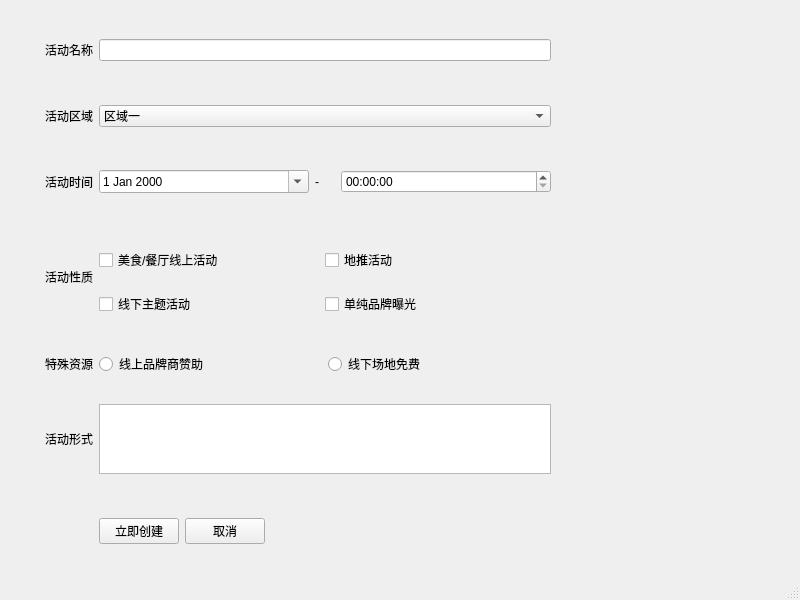
Qt form pressstd.ui (aiyongye/-) before a commit.
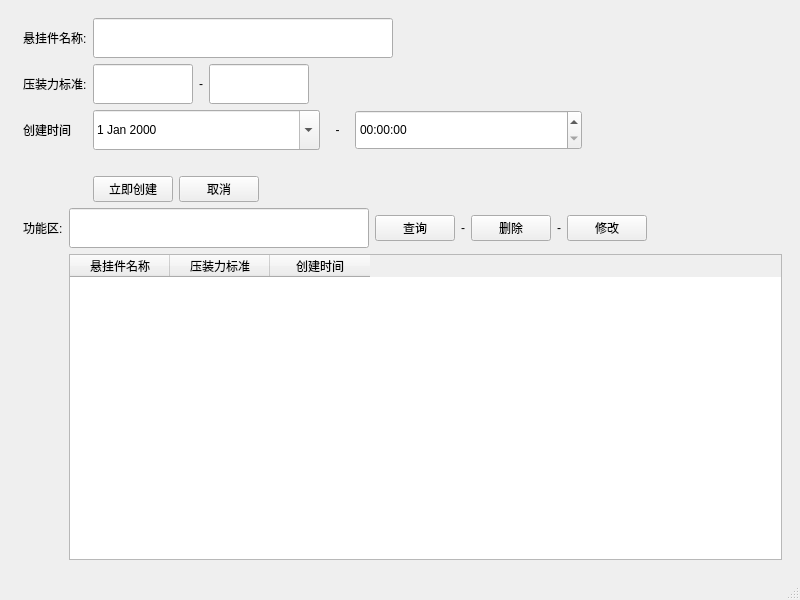
The same form after that commit.

Commit message: 设置界面中的悬挂名称标准新建查询删除功能

What changed in the file:
```diff
--- a/pressstd.ui
+++ b/pressstd.ui
@@ -14,108 +14,50 @@
    <string>MainWindow</string>
   </property>
   <widget class="QWidget" name="centralwidget">
-   <widget class="QWidget" name="widget01" native="true">
-    <property name="geometry">
-     <rect>
-      <x>10</x>
-      <y>0</y>
-      <width>691</width>
-      <height>571</height>
-     </rect>
-    </property>
-    <widget class="QWidget" name="gridLayoutWidget">
-     <property name="geometry">
-      <rect>
-       <x>30</x>
-       <y>20</y>
-       <width>511</width>
-       <height>531</height>
-      </rect>
-     </property>
-     <layout class="QGridLayout" name="gridLayout" rowminimumheight="60,60,60,0,0,0,60">
+   <layout class="QVBoxLayout" name="verticalLayout_4">
+    <item>
+     <widget class="QWidget" name="widget01_2" native="true">
+      <layout class="QVBoxLayout" name="verticalLayout">
+       <item>
+        <layout class="QGridLayout" name="gridLayout">
       <property name="leftMargin">
        <number>5</number>
       </property>
-      <item row="5" column="2">
-       <layout class="QVBoxLayout" name="verticalLayout_2" stretch="1,3,1">
-        <item>
-         <spacer name="verticalSpacer">
-          <property name="orientation">
-           <enum>Qt::Vertical</enum>
-          </property>
-          <property name="sizeHint" stdset="0">
-           <size>
-            <width>20</width>
-            <height>40</height>
-           </size>
-          </property>
-         </spacer>
-        </item>
-        <item>
-         <widget class="QTextEdit" name="textEdit"/>
-        </item>
-        <item>
-         <spacer name="verticalSpacer_2">
-          <property name="orientation">
-           <enum>Qt::Vertical</enum>
-          </property>
-          <property name="sizeHint" stdset="0">
-           <size>
-            <width>20</width>
-            <height>40</height>
-           </size>
-          </property>
-         </spacer>
-        </item>
-       </layout>
-      </item>
       <item row="1" column="0">
        <widget class="QLabel" name="label_2">
         <property name="text">
-         <string>活动区域</string>
+            <string>压装力标准:</string>
+           </property>
+          </widget>
+         </item>
+         <item row="3" column="2">
+          <layout class="QVBoxLayout" name="verticalLayout_2" stretch=""/>
+         </item>
+         <item row="0" column="2">
+          <widget class="QLineEdit" name="xuanGuaName">
+           <property name="minimumSize">
+            <size>
+             <width>0</width>
+             <height>40</height>
+            </size>
+           </property>
+           <property name="maximumSize">
+            <size>
+             <width>300</width>
+             <height>16777215</height>
+            </size>
         </property>
        </widget>
       </item>
       <item row="2" column="0">
        <widget class="QLabel" name="label_3">
         <property name="text">
-         <string>活动时间</string>
-        </property>
-       </widget>
-      </item>
-      <item row="0" column="0">
-       <widget class="QLabel" name="label">
-        <property name="text">
-         <string>活动名称</string>
-        </property>
-       </widget>
-      </item>
-      <item row="0" column="2">
-       <widget class="QLineEdit" name="lineEdit"/>
-      </item>
-      <item row="3" column="0">
-       <widget class="QLabel" name="label_5">
-        <property name="text">
-         <string>活动性质</string>
-        </property>
-       </widget>
-      </item>
-      <item row="4" column="0">
-       <widget class="QLabel" name="label_6">
-        <property name="text">
-         <string>特殊资源</string>
-        </property>
-       </widget>
-      </item>
-      <item row="5" column="0">
-       <widget class="QLabel" name="label_7">
-        <property name="text">
-         <string>活动形式</string>
+            <string>创建时间</string>
         </property>
        </widget>
       </item>
       <item row="2" column="2">
-       <layout class="QHBoxLayout" name="horizontalLayout_4" stretch="10,1,10">
+          <layout class="QHBoxLayout" name="horizontalLayout_4" stretch="10,1,10,0">
         <property name="spacing">
          <number>6</number>
         </property>
@@ -130,6 +72,12 @@
         </property>
         <item>
          <widget class="QDateEdit" name="dateEdit">
+             <property name="minimumSize">
+              <size>
+               <width>0</width>
+               <height>40</height>
+              </size>
+             </property>
           <property name="calendarPopup">
            <bool>true</bool>
           </property>
@@ -140,72 +88,47 @@
           <property name="text">
            <string>-</string>
           </property>
+             <property name="alignment">
+              <set>Qt::AlignCenter</set>
+             </property>
          </widget>
         </item>
         <item>
          <widget class="QTimeEdit" name="timeEdit">
+             <property name="minimumSize">
+              <size>
+               <width>0</width>
+               <height>40</height>
+              </size>
+             </property>
           <property name="calendarPopup">
            <bool>true</bool>
           </property>
          </widget>
         </item>
-       </layout>
-      </item>
-      <item row="1" column="2">
-       <widget class="QComboBox" name="comboBox">
-        <item>
+           <item>
+            <spacer name="horizontalSpacer_2">
+             <property name="orientation">
+              <enum>Qt::Horizontal</enum>
+             </property>
+             <property name="sizeHint" stdset="0">
+              <size>
+               <width>200</width>
+               <height>20</height>
+              </size>
+             </property>
+            </spacer>
+           </item>
+          </layout>
+         </item>
+         <item row="0" column="0">
+          <widget class="QLabel" name="label">
          <property name="text">
-          <string>区域一</string>
-         </property>
-        </item>
-        <item>
-         <property name="text">
-          <string>区域二</string>
-         </property>
-        </item>
-        <item>
-         <property name="text">
-          <string>区域三</string>
-         </property>
-        </item>
-        <item>
-         <property name="text">
-          <string>1234568</string>
-         </property>
-        </item>
-        <item>
-         <property name="text">
-          <string>5555</string>
-         </property>
-        </item>
-        <item>
-         <property name="text">
-          <string>666</string>
-         </property>
-        </item>
-        <item>
-         <property name="text">
-          <string>777</string>
-         </property>
-        </item>
-        <item>
-         <property name="text">
-          <string>888</string>
-         </property>
-        </item>
-        <item>
-         <property name="text">
-          <string>999</string>
-         </property>
-        </item>
-        <item>
-         <property name="text">
-          <string>0000</string>
-         </property>
-        </item>
-       </widget>
-      </item>
-      <item row="6" column="2">
+            <string>悬挂件名称:</string>
+           </property>
+          </widget>
+         </item>
+         <item row="4" column="2">
        <layout class="QHBoxLayout" name="horizontalLayout_2">
         <property name="topMargin">
          <number>20</number>
@@ -242,91 +165,215 @@
         </item>
        </layout>
       </item>
-      <item row="4" column="2">
-       <layout class="QHBoxLayout" name="horizontalLayout">
-        <property name="topMargin">
-         <number>10</number>
-        </property>
+         <item row="1" column="2">
+          <layout class="QHBoxLayout" name="horizontalLayout_6" stretch="0,0,0,0,0">
+           <property name="spacing">
+            <number>6</number>
+           </property>
+           <property name="leftMargin">
+            <number>0</number>
+           </property>
+           <property name="rightMargin">
+            <number>0</number>
+           </property>
         <property name="bottomMargin">
-         <number>10</number>
+            <number>0</number>
         </property>
         <item>
-         <widget class="QRadioButton" name="radioButton">
+            <widget class="QLineEdit" name="startStd">
+             <property name="minimumSize">
+              <size>
+               <width>0</width>
+               <height>40</height>
+              </size>
+             </property>
+             <property name="maximumSize">
+              <size>
+               <width>100</width>
+               <height>16777215</height>
+              </size>
+             </property>
+            </widget>
+           </item>
+           <item>
+            <widget class="QLabel" name="label_9">
+             <property name="maximumSize">
+              <size>
+               <width>23</width>
+               <height>16777215</height>
+              </size>
+             </property>
           <property name="text">
-           <string>线上品牌商赞助</string>
+              <string>-</string>
           </property>
          </widget>
         </item>
         <item>
-         <widget class="QRadioButton" name="radioButton_2">
+            <widget class="QLineEdit" name="endStd">
+             <property name="minimumSize">
+              <size>
+               <width>0</width>
+               <height>40</height>
+              </size>
+             </property>
+             <property name="maximumSize">
+              <size>
+               <width>100</width>
+               <height>16777215</height>
+              </size>
+             </property>
+            </widget>
+           </item>
+           <item>
+            <spacer name="horizontalSpacer_3">
+             <property name="orientation">
+              <enum>Qt::Horizontal</enum>
+             </property>
+             <property name="sizeHint" stdset="0">
+              <size>
+               <width>40</width>
+               <height>20</height>
+              </size>
+             </property>
+            </spacer>
+           </item>
+           <item>
+            <widget class="QLabel" name="label_4">
+             <property name="minimumSize">
+              <size>
+               <width>280</width>
+               <height>0</height>
+              </size>
+             </property>
+             <property name="maximumSize">
+              <size>
+               <width>480</width>
+               <height>16777215</height>
+              </size>
+             </property>
           <property name="text">
-           <string>线下场地免费</string>
+              <string/>
           </property>
          </widget>
         </item>
        </layout>
       </item>
-      <item row="3" column="2">
-       <layout class="QVBoxLayout" name="verticalLayout">
+        </layout>
+       </item>
+       <item>
+        <layout class="QGridLayout" name="gridLayout_2">
+         <property name="leftMargin">
+          <number>5</number>
+         </property>
+         <item row="0" column="0">
+          <widget class="QLabel" name="label_5">
+           <property name="text">
+            <string>功能区:</string>
+           </property>
+          </widget>
+         </item>
+         <item row="0" column="1">
+          <layout class="QHBoxLayout" name="horizontalLayout_7" stretch="0,0,0,0,0,0,0">
         <property name="spacing">
+            <number>6</number>
+           </property>
+           <property name="leftMargin">
          <number>0</number>
         </property>
-        <property name="topMargin">
-         <number>20</number>
+           <property name="rightMargin">
+            <number>0</number>
         </property>
         <property name="bottomMargin">
-         <number>10</number>
+            <number>0</number>
         </property>
         <item>
-         <layout class="QHBoxLayout" name="horizontalLayout_3">
-          <property name="topMargin">
-           <number>10</number>
-          </property>
-          <property name="rightMargin">
-           <number>0</number>
-          </property>
-          <property name="bottomMargin">
-           <number>10</number>
-          </property>
+            <widget class="QLineEdit" name="lineEdit_4">
+             <property name="minimumSize">
+              <size>
+               <width>300</width>
+               <height>40</height>
+              </size>
+             </property>
+             <property name="maximumSize">
+              <size>
+               <width>200</width>
+               <height>16777215</height>
+              </size>
+             </property>
+            </widget>
+           </item>
+           <item>
+            <widget class="QPushButton" name="findBtn">
+             <property name="text">
+              <string>查询</string>
+             </property>
+            </widget>
+           </item>
           <item>
-           <widget class="QCheckBox" name="checkBox">
+            <widget class="QLabel" name="label_11">
             <property name="text">
-             <string>美食/餐厅线上活动</string>
+              <string>-</string>
             </property>
            </widget>
           </item>
           <item>
-           <widget class="QCheckBox" name="checkBox_2">
+            <widget class="QPushButton" name="delBtn">
             <property name="text">
-             <string>地推活动</string>
+              <string>删除</string>
             </property>
            </widget>
           </item>
-         </layout>
-        </item>
         <item>
-         <layout class="QHBoxLayout" name="horizontalLayout_5">
-          <property name="topMargin">
-           <number>10</number>
-          </property>
-          <property name="rightMargin">
-           <number>0</number>
-          </property>
-          <property name="bottomMargin">
-           <number>10</number>
-          </property>
+            <widget class="QLabel" name="label_13">
+             <property name="text">
+              <string>-</string>
+             </property>
+            </widget>
+           </item>
           <item>
-           <widget class="QCheckBox" name="checkBox_3">
+            <widget class="QPushButton" name="pushButton_7">
             <property name="text">
-             <string>线下主题活动</string>
+              <string>修改</string>
             </property>
            </widget>
           </item>
           <item>
-           <widget class="QCheckBox" name="checkBox_4">
+            <spacer name="horizontalSpacer_4">
+             <property name="orientation">
+              <enum>Qt::Horizontal</enum>
+             </property>
+             <property name="sizeHint" stdset="0">
+              <size>
+               <width>40</width>
+               <height>20</height>
+              </size>
+             </property>
+            </spacer>
+           </item>
+          </layout>
+         </item>
+         <item row="1" column="1">
+          <layout class="QVBoxLayout" name="verticalLayout_3" stretch="0">
+           <item>
+            <widget class="QTableWidget" name="tableWidget">
+             <property name="styleSheet">
+              <string notr="true"/>
+             </property>
+             <column>
             <property name="text">
-             <string>单纯品牌曝光</string>
-            </property>
+               <string>悬挂件名称</string>
+              </property>
+             </column>
+             <column>
+              <property name="text">
+               <string>压装力标准</string>
+              </property>
+             </column>
+             <column>
+              <property name="text">
+               <string>创建时间</string>
+              </property>
+             </column>
            </widget>
           </item>
          </layout>
@@ -335,7 +382,8 @@
       </item>
      </layout>
     </widget>
-   </widget>
+    </item>
+   </layout>
   </widget>
   <widget class="QMenuBar" name="menubar">
    <property name="geometry">
```
Left out of the diff: 2 changed lines with no effect on the pictures. Lines whose indentation alone changed are shown as unchanged. The commit also changes 11 other files.
